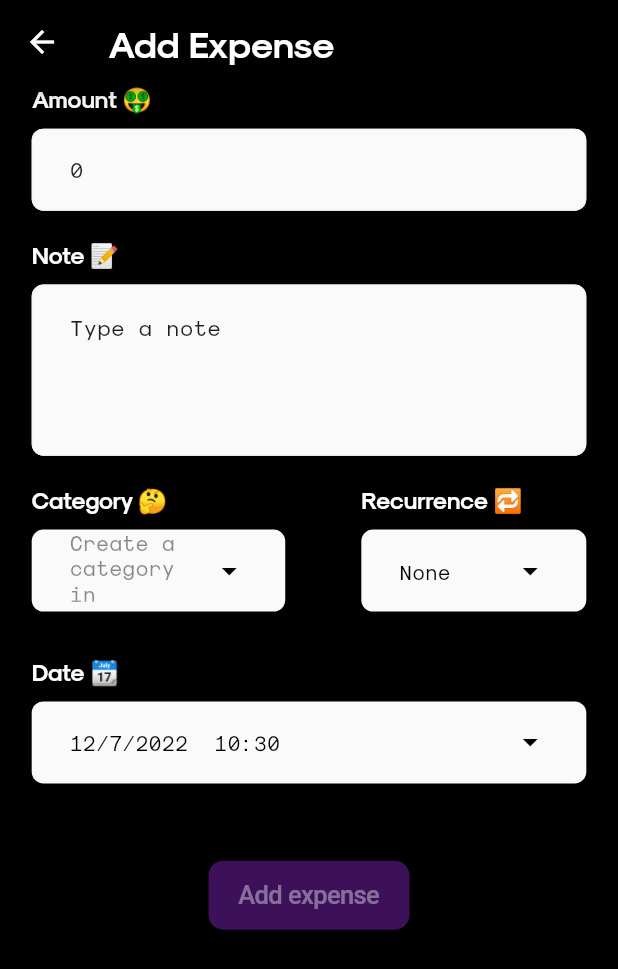
After one commit to ThatSaxyDev/xp, a Flutter app: the AddExpenseScreen screen opened directly, after a tap on "Create a category in settings first", on a phone screen of 412 x 824 dp. The commit adds this screen. Shown: the top 969 px of the screen. Run offline on Flutter 3.47's test engine with Material 2 defaults, Android fonts, the phone set to English and light mode, and no system bars; our stand-ins replace fl_chart, flutter_animate, flutter_riverpod, flutter_screenutil, fluttertoast, liquid_progress_indicator and 5 more; missing offline and left inert: flex_color_picker; accounts and stored records are empty; generated files the repository leaves out were written again.

Commit message:
completely revamped the add expenses screen.

```diff
--- /dev/null
+++ b/lib/features/add_expense/screens/add_expense_screen.dart
@@ -0,0 +1,485 @@
+import 'dart:async';
+
+import 'package:exptrak/models/category.dart';
+import 'package:exptrak/realm.dart';
+import 'package:exptrak/shared/app_elements/app_colors.dart';
+import 'package:exptrak/shared/app_elements/app_constants.dart';
+import 'package:exptrak/shared/app_elements/app_texts.dart';
+import 'package:exptrak/shared/app_elements/app_utils.dart';
+import 'package:exptrak/shared/types/recurrence.dart';
+import 'package:exptrak/shared/utils/picker.dart';
+import 'package:exptrak/shared/widgets/spacer.dart';
+import 'package:exptrak/shared/widgets/text_input.dart';
+import 'package:exptrak/theme/palette.dart';
+import 'package:flutter/cupertino.dart';
+import 'package:flutter/material.dart';
+import 'package:flutter_riverpod/flutter_riverpod.dart';
+import 'package:flutter_screenutil/flutter_screenutil.dart';
+import 'package:fluttertoast/fluttertoast.dart';
+import 'package:phosphor_flutter/phosphor_flutter.dart';
+import 'package:realm/realm.dart';
+
+import '../../../models/expense.dart';
+
+var recurrences = List.from(Recurrence.values);
+
+class AddExpenseScreen extends ConsumerStatefulWidget {
+  const AddExpenseScreen({super.key});
+
+  @override
+  ConsumerState<ConsumerStatefulWidget> createState() =>
+      _AddExpenseScreenState();
+}
+
+class _AddExpenseScreenState extends ConsumerState<AddExpenseScreen> {
+  var realmCategories = realm.all<Category>();
+  StreamSubscription<RealmResultsChanges<Category>>? _categoriesSub;
+  late TextEditingController _amountController;
+  late TextEditingController _noteController;
+  late FToast fToast;
+
+  List<Category> categories = [];
+  int _selectedRecurrenceIndex = 0;
+  int _selectedCategoryIndex = 0;
+  DateTime _selectedDate = DateTime.now();
+  bool canSubmit = false;
+
+  @override
+  void initState() {
+    super.initState();
+    fToast = FToast();
+    fToast.init(context);
+
+    _amountController = TextEditingController();
+    _noteController = TextEditingController();
+    categories = realmCategories.toList();
+    canSubmit = categories.isNotEmpty && _amountController.text.isNotEmpty;
+  }
+
+  @override
+  Future<void> dispose() async {
+    super.dispose();
+    await _categoriesSub?.cancel();
+  }
+
+  void submitExpense() {
+    try {
+      realm.write(() => realm.add<Expense>(Expense(
+            ObjectId(),
+            double.parse(_amountController.value.text),
+            _selectedDate.add(const Duration(hours: 1)),
+            category: categories[_selectedCategoryIndex],
+            note: _noteController.value.text.isNotEmpty
+                ? _noteController.value.text
+                : categories[_selectedCategoryIndex].name,
+            recurrence: recurrences[_selectedRecurrenceIndex],
+          )));
+
+      _showToast(ref);
+      setState(() {
+        _amountController.clear();
+        _selectedRecurrenceIndex = 0;
+        _selectedDate = DateTime.now();
+        _noteController.clear();
+        _selectedCategoryIndex = 0;
+      });
+    } catch (e) {
+      showSnackBar(context, 'Type a valid amount');
+    }
+  }
+
+  @override
+  Widget build(BuildContext context) {
+    final currenTheme = ref.watch(themeNotifierProvider);
+    _categoriesSub ??= realmCategories.changes.listen((event) {
+      categories = event.results.toList();
+    });
+
+    return GestureDetector(
+      onTap: () => FocusManager.instance.primaryFocus?.unfocus(),
+      child: Scaffold(
+        appBar: AppBar(
+          backgroundColor: currenTheme.backgroundColor,
+          title: Text(
+            'Add Expense',
+            style: TextStyle(
+              fontSize: 25.sp,
+              fontWeight: FontWeight.w700,
+              color: currenTheme.textTheme.bodyText2!.color!,
+            ),
+          ),
+        ),
+        body: SingleChildScrollView(
+          child: Padding(
+            padding: EdgeInsets.symmetric(horizontal: 20.w),
+            child: Column(
+              children: [
+                // amount input
+                Column(
+                  crossAxisAlignment: CrossAxisAlignment.start,
+                  children: [
+                    Text(
+                      'Amount 🤑',
+                      style: TextStyle(
+                        fontSize: 16.sp,
+                        fontWeight: FontWeight.bold,
+                      ),
+                    ),
+                    Spc(h: 10.h),
+                    TextInputBox(
+                      textColor: AppColors.black,
+                      onChanged: (value) {
+                        setState(() => canSubmit =
+                            categories.isNotEmpty && value.isNotEmpty);
+                      },
+                      height: 56.h,
+                      hintText: '0',
+                      controller: _amountController,
+                      keyboardType: const TextInputType.numberWithOptions(
+                        decimal: false,
+                      ),
+                    ),
+                  ],
+                ),
+
+                Spc(h: 20.h),
+                // note
+                Column(
+                  crossAxisAlignment: CrossAxisAlignment.start,
+                  children: [
+                    Text(
+                      'Note 📝',
+                      style: TextStyle(
+                        fontSize: 16.sp,
+                        fontWeight: FontWeight.bold,
+                      ),
+                    ),
+                    Spc(h: 10.h),
+                    TextInputBox(
+                      textColor: AppColors.black,
+                      hintText: 'Type a note',
+                      controller: _noteController,
+                      keyboardType: TextInputType.multiline,
+                      maxLines: 5,
+                    ),
+                  ],
+                ),
+
+                Spc(h: 20.h),
+
+                SizedBox(
+                  height: 95,
+                  child: Row(
+                    mainAxisAlignment: MainAxisAlignment.spaceBetween,
+                    children: [
+                      // category
+                      Column(
+                        crossAxisAlignment: CrossAxisAlignment.start,
+                        children: [
+                          Text(
+                            'Category 🤔',
+                            style: TextStyle(
+                              fontSize: 16.sp,
+                              fontWeight: FontWeight.bold,
+                            ),
+                          ),
+                          Spc(h: 10.h),
+                          InkWell(
+                            onTap: () => categories.isNotEmpty
+                                ? showPicker(
+                                    context,
+                                    CupertinoPicker(
+                                      scrollController:
+                                          FixedExtentScrollController(
+                                              initialItem:
+                                                  _selectedCategoryIndex),
+                                      magnification: 1,
+                                      squeeze: 1.2,
+                                      useMagnifier: false,
+                                      itemExtent: kItemExtent,
+                                      // This is called when selected item is changed.
+                                      onSelectedItemChanged:
+                                          (int selectedItem) {
+                                        setState(() {
+                                          _selectedCategoryIndex = selectedItem;
+                                        });
+                                      },
+                                      children: List<Widget>.generate(
+                                          categories.length, (int index) {
+                                        return Container(
+                                          padding: EdgeInsets.symmetric(
+                                            horizontal: 64.w,
+                                          ),
+                                          child: Row(
+                                            mainAxisAlignment:
+                                                MainAxisAlignment.start,
+                                            children: <Widget>[
+                                              Container(
+                                                  width: 12,
+                                                  height: 12,
+                                                  margin:
+                                                      const EdgeInsets.fromLTRB(
+                                                          0, 0, 8, 0),
+                                                  decoration: BoxDecoration(
+                                                    color:
+                                                        categories[index].color,
+                                                    shape: BoxShape.circle,
+                                                  )),
+                                              Expanded(
+                                                child: Text(
+                                                  categories[index].name,
+                                                  style: const TextStyle(
+                                                    fontFamily: 'Sk-Modernist',
+                                                    overflow:
+                                                        TextOverflow.ellipsis,
+                                                  ),
+                                                ),
+                                              ),
+                                            ],
+                                          ),
+                                        );
+                                      }),
+                                    ),
+                                  )
+                                : null,
+                            child: Container(
+                              height: 56.h,
+                              width: 160.w,
+                              padding: EdgeInsets.symmetric(horizontal: 24.w),
+                              decoration: BoxDecoration(
+                                color: AppColors.textFillGrey,
+                                borderRadius: BorderRadius.circular(8.r),
+                              ),
+                              child: Row(
+                                mainAxisAlignment:
+                                    MainAxisAlignment.spaceBetween,
+                                children: [
+                                  Expanded(
+                                    child: Text(
+                                      categories.isEmpty
+                                          ? "Create a category in settings first"
+                                          : categories[_selectedCategoryIndex]
+                                              .name,
+                                      style: TextStyle(
+                                        overflow: TextOverflow.fade,
+                                        color: categories.isEmpty
+                                            ? AppColors.grey.withOpacity(0.7)
+                                            : categories[_selectedCategoryIndex]
+                                                .color,
+                                        fontFamily: 'Sk-Modernist',
+                                      ),
+                                    ),
+                                  ),
+                                  const Icon(
+                                    Icons.arrow_drop_down_sharp,
+                                    color: AppColors.black,
+                                  ),
+                                ],
+                              ),
+                            ),
+                          ),
+                        ],
+                      ),
+
+                      // recurrence
+                      Column(
+                        crossAxisAlignment: CrossAxisAlignment.start,
+                        children: [
+                          Text(
+                            'Recurrence 🔁',
+                            style: TextStyle(
+                              fontSize: 16.sp,
+                              fontWeight: FontWeight.bold,
+                            ),
+                          ),
+                          Spc(h: 10.h),
+                          InkWell(
+                            onTap: () => showPicker(
+                              context,
+                              CupertinoPicker(
+                                scrollController: FixedExtentScrollController(
+                                  initialItem: _selectedRecurrenceIndex,
+                                ),
+                                magnification: 1.2,
+                                squeeze: 1.2,
+                                useMagnifier: false,
+                                itemExtent: kItemExtent,
+                                // This is called when selected item is changed.
+                                onSelectedItemChanged: (int selectedItem) {
+                                  setState(() {
+                                    _selectedRecurrenceIndex = selectedItem;
+                                  });
+                                },
+                                children: List<Widget>.generate(
+                                    recurrences.length, (int index) {
+                                  return Center(
+                                    child: Text(
+                                      recurrences[index],
+                                      style: const TextStyle(
+                                        fontFamily: 'Sk-Modernist',
+                                      ),
+                                    ),
+                                  );
+                                }),
+                              ),
+                            ),
+                            child: Container(
+                              height: 56.h,
+                              width: 150,
+                              padding: EdgeInsets.symmetric(horizontal: 24.w),
+                              decoration: BoxDecoration(
+                                color: AppColors.textFillGrey,
+                                borderRadius: BorderRadius.circular(8.r),
+                              ),
+                              child: Row(
+                                mainAxisAlignment:
+                                    MainAxisAlignment.spaceBetween,
+                                children: [
+                                  Text(
+                                    recurrences[_selectedRecurrenceIndex],
+                                    style: TextStyle(
+                                      fontSize: 14.sp,
+                                      color: AppColors.black,
+                                    ),
+                                  ),
+                                  const Icon(
+                                    Icons.arrow_drop_down_sharp,
+                                    color: AppColors.black,
+                                  ),
+                                ],
+                              ),
+                            ),
+                          ),
+                        ],
+                      ),
+                    ],
+                  ),
+                ),
+
+                Spc(h: 20.h),
+                // date
+                Column(
+                  crossAxisAlignment: CrossAxisAlignment.start,
+                  children: [
+                    Text(
+                      'Date 📆',
+                      style: TextStyle(
+                        fontSize: 16.sp,
+                        fontWeight: FontWeight.bold,
+                      ),
+                    ),
+                    Spc(h: 10.h),
+                    InkWell(
+                      onTap: () => showPicker(
+                        context,
+                        CupertinoDatePicker(
+                          initialDateTime: _selectedDate,
+                          mode: CupertinoDatePickerMode.dateAndTime,
+                          use24hFormat: true,
+                          // This is called when the user changes the time.
+                          onDateTimeChanged: (DateTime newTime) {
+                            setState(() => _selectedDate = newTime);
+                          },
+                        ),
+                      ),
+                      child: Container(
+                        height: 56.h,
+                        width: double.infinity,
+                        padding: EdgeInsets.symmetric(horizontal: 24.w),
+                        decoration: BoxDecoration(
+                          color: AppColors.textFillGrey,
+                          borderRadius: BorderRadius.circular(8.r),
+                        ),
+                        child: Row(
+                          mainAxisAlignment: MainAxisAlignment.spaceBetween,
+                          children: [
+                            Text(
+                              '${_selectedDate.month}/${_selectedDate.day}/${_selectedDate.year}  ${_selectedDate.hour}:${_selectedDate.minute}',
+                              style: const TextStyle(
+                                color: AppColors.black,
+                              ),
+                            ),
+                            const Icon(
+                              Icons.arrow_drop_down_sharp,
+                              color: AppColors.black,
+                            ),
+                          ],
+                        ),
+                      ),
+                    ),
+                  ],
+                ),
+
+                Spc(h: 20.h),
+                // button
+                Container(
+                  margin: const EdgeInsets.only(top: 32),
+                  child: CupertinoButton(
+                    onPressed: canSubmit ? submitExpense : null,
+                    padding: const EdgeInsets.symmetric(
+                        horizontal: 20, vertical: 13),
+                    color: AppColors.midPurple,
+                    disabledColor: AppColors.midPurple.withOpacity(0.35),
+                    borderRadius: BorderRadius.circular(10),
+                    pressedOpacity: 0.7,
+                    child: Text(
+                      "Add expense",
+                      style: TextStyle(
+                        color: canSubmit
+                            ? const Color.fromARGB(255, 255, 255, 255)
+                            : const Color.fromARGB(100, 255, 255, 255),
+                        fontWeight: FontWeight.w500,
+                      ),
+                    ),
+                  ),
+                ),
+              ],
+            ),
+          ),
+        ),
+      ),
+    );
+  }
+
+  _showToast(WidgetRef ref) {
+    final currentTheme = ref.watch(themeNotifierProvider);
+    Widget toast = Container(
+      padding: const EdgeInsets.symmetric(
+        horizontal: 24.0,
+        vertical: 12.0,
+      ),
+      decoration: BoxDecoration(
+          borderRadius: BorderRadius.circular(25.0),
+          color: currentTheme.textTheme.bodyText2!.color),
+      child: Row(
+        mainAxisSize: MainAxisSize.min,
+        children: [
+          Icon(
+            Icons.check,
+            color: currentTheme.backgroundColor,
+          ),
+          SizedBox(
+            width: 12.w,
+          ),
+          Text(
+            "Expense added",
+            style: TextStyle(
+              color: currentTheme.backgroundColor,
+            ),
+          ),
+        ],
+      ),
+    );
+
+    fToast.showToast(
+        child: toast,
+        toastDuration: const Duration(seconds: 2),
+        positionedToastBuilder: (context, child) {
+          return Positioned(
+            top: 100.h,
+            left: 100.w,
+            child: child,
+          );
+        });
+  }
+}
--- a/lib/features/navigation_bar/widgets/bottom_navigaion_bar.dart
+++ b/lib/features/navigation_bar/widgets/bottom_navigaion_bar.dart
@@ -1,3 +1,4 @@
+import 'package:exptrak/features/add_expense/screens/add_expense_screen.dart';
 import 'package:exptrak/features/add_expense/screens/add_screen.dart';
 import 'package:exptrak/features/expenses/screens/expenses_screen.dart';
 import 'package:exptrak/features/navigation_bar/icons/nav_bar_item.dart';
@@ -23,7 +24,7 @@ class _BottomNavBarState extends ConsumerState<BottomNavBar> {
   List<Widget> pages = [
     const ExpensesScreen(),
     const ReportsScreen(),
-    const AddScreen(),
+    const AddExpenseScreen(),
     const SettingsScreen(),
   ];
 
--- a/lib/main.dart
+++ b/lib/main.dart
@@ -1,5 +1,4 @@
 import 'package:exptrak/features/auth/screens/splash_screen.dart';
-import 'package:exptrak/test_search.dart';
 import 'package:exptrak/theme/palette.dart';
 import 'package:flutter/material.dart';
 import 'package:flutter_riverpod/flutter_riverpod.dart';
--- a/lib/shared/widgets/text_input.dart
+++ b/lib/shared/widgets/text_input.dart
@@ -1,8 +1,8 @@
 // ignore_for_file: public_member_api_docs, sort_constructors_first
-import 'package:exptrak/shared/app_elements/app_colors.dart';
 import 'package:flutter/material.dart';
 import 'package:flutter_screenutil/flutter_screenutil.dart';
 
+import 'package:exptrak/shared/app_elements/app_colors.dart';
 
 class TextInputBox extends StatelessWidget {
   final double? height;
@@ -12,6 +12,10 @@ class TextInputBox extends StatelessWidget {
   final bool obscuretext;
   final FormFieldValidator<String>? validator;
   final Widget? suffixIcon;
+  final TextInputType? keyboardType;
+  final int? maxLines;
+  final void Function(String)? onChanged;
+  final Color? textColor;
   const TextInputBox({
     Key? key,
     this.height,
@@ -21,21 +25,29 @@ class TextInputBox extends StatelessWidget {
     this.obscuretext = false,
     this.validator,
     this.suffixIcon,
+    this.keyboardType,
+    this.maxLines,
+    this.onChanged,
+    this.textColor,
   }) : super(key: key);
 
   @override
   Widget build(BuildContext context) {
     return SizedBox(
-      height: 56.h,
+      height: height,
       width: width,
       child: TextFormField(
+        onChanged: onChanged,
+        maxLines: maxLines,
         style: TextStyle(
-          fontSize: 15.sp,
+          fontSize: 13.sp,
+          color: textColor,
         ),
         controller: controller,
         obscureText: obscuretext,
         obscuringCharacter: '*',
         cursorColor: Colors.black,
+        keyboardType: keyboardType,
         decoration: InputDecoration(
           floatingLabelBehavior: FloatingLabelBehavior.always,
           filled: true,
@@ -47,19 +59,19 @@ class TextInputBox extends StatelessWidget {
           // isDense: true,
 
           suffixIcon: suffixIcon,
-          labelText: hintText,
-          labelStyle: TextStyle(
-            fontSize: 14.sp,
+          // labelText: hintText,
+          // labelStyle: TextStyle(
+          //   fontSize: 14.sp,
+          //   fontWeight: FontWeight.w400,
+          //   color: AppColors.grey3,
+          // ),
+          hintText: hintText,
+
+          hintStyle: TextStyle(
+            fontSize: 15.sp,
             fontWeight: FontWeight.w400,
             color: AppColors.grey3,
           ),
-          // hintText: hintText,
-
-          // hintStyle: TextStyle(
-          //   fontSize: 13.sp,
-          //   fontWeight: FontWeight.w400,
-          //   color: AppColors.grey3,
-          // ),
           border: const OutlineInputBorder(
             borderSide: BorderSide(color: AppColors.textBorderGrey),
           ),
@@ -106,12 +118,11 @@ class AltTextInputBox extends StatelessWidget {
       width: width,
       padding: EdgeInsets.only(top: 10.h),
       decoration: BoxDecoration(
-        color: AppColors.textFillGrey,
-        border: Border.all(
-          color: AppColors.textBorderGrey,
-        ),
-        borderRadius: BorderRadius.circular(8.r)
-      ),
+          color: AppColors.textFillGrey,
+          border: Border.all(
+            color: AppColors.textBorderGrey,
+          ),
+          borderRadius: BorderRadius.circular(8.r)),
       child: Column(
         crossAxisAlignment: CrossAxisAlignment.start,
         children: [
```
Also changed, not shown: lib/features/settings/screens/categories_screen.dart (+10 -6 lines), lib/test_search.dart (deleted, +0 -85 lines).
